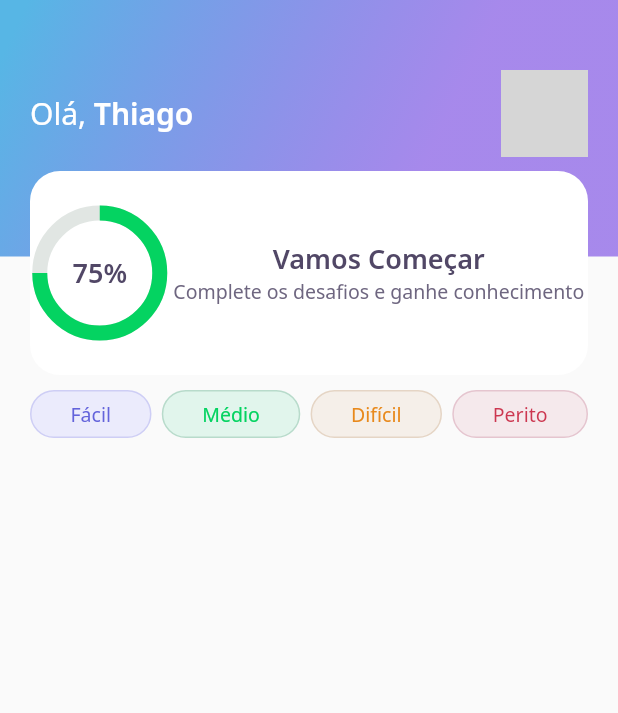
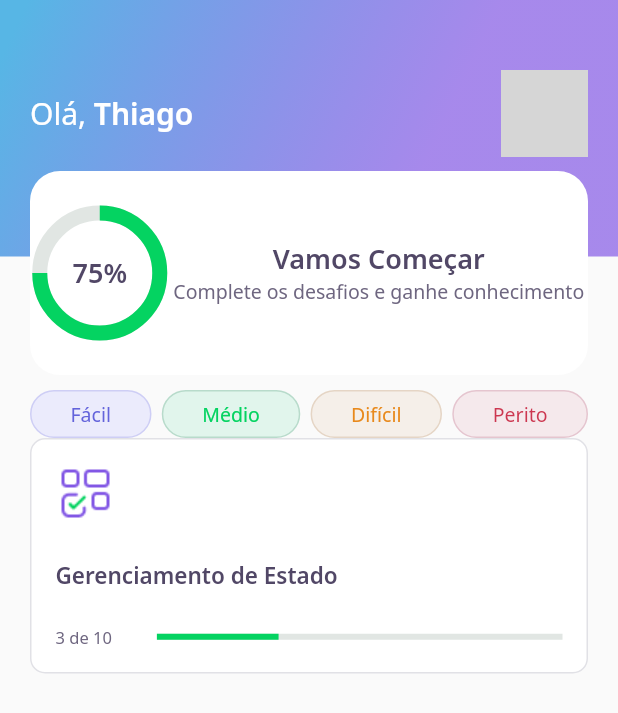
Before and after one commit to wstagf/NLW5-Flutter, a Flutter app: the screen it shows after launch, on a phone screen of 412 x 824 dp. Shown: the top 713 px of the screen. Run offline on Flutter 3.47's test engine with Material 2 defaults, Android fonts, the light colour scheme and no system bars; our stand-ins replace google_fonts; network calls fail; grey boxes are pictures that could not be loaded.

Commit message:
criado widget QuizCard

```diff
--- a/lib/home/home_page.dart
+++ b/lib/home/home_page.dart
@@ -1,4 +1,5 @@
 import 'package:devquizflutter/home/widget/level_button_widget/level_button_widget.dart';
+import 'package:devquizflutter/home/widget/quiz_card/quiz_card_widget.dart';
 import 'package:flutter/material.dart';
 
 import 'widget/appbar/app_bar_widget.dart';
@@ -17,7 +18,9 @@
         padding: const EdgeInsets.only(top: 10.0),
         child: Padding(
           padding: const EdgeInsets.symmetric(horizontal: 20.0),
-          child: Row(
+          child: Column(
+            children: [
+              Row(
                 mainAxisAlignment: MainAxisAlignment.spaceBetween,
                 children: [
                   LevelButtonWidget(
@@ -34,6 +37,9 @@
                   ),
                 ],
               ),
+              QuizCardwidget(),
+            ],
+          ),
         ),
       ),
     );
--- /dev/null
+++ b/lib/home/widget/quiz_card/quiz_card_widget.dart
@@ -0,0 +1,61 @@
+import 'package:devquizflutter/core/app_colors.dart';
+import 'package:devquizflutter/core/app_images.dart';
+import 'package:devquizflutter/core/app_text_styles.dart';
+import 'package:flutter/material.dart';
+
+class QuizCardwidget extends StatelessWidget {
+  @override
+  Widget build(BuildContext context) {
+    return Container(
+      padding: EdgeInsets.all(16),
+      decoration: BoxDecoration(
+        color: AppColors.white,
+        border: Border.fromBorderSide(
+          BorderSide(color: AppColors.border),
+        ),
+        borderRadius: BorderRadius.circular(10),
+      ),
+      child: Column(
+        crossAxisAlignment: CrossAxisAlignment.start,
+        children: [
+          Container(
+            height: 40,
+            width: 40,
+            child: Image.asset(AppImages.blocks),
+          ),
+          SizedBox(
+            height: 24,
+          ),
+          Text(
+            "Gerenciamento de Estado",
+            style: AppTextStyles.heading15,
+          ),
+          SizedBox(
+            height: 24,
+          ),
+          Row(
+            children: [
+              Expanded(
+                flex: 1,
+                child: Text(
+                  "3 de 10",
+                  style: AppTextStyles.body11,
+                ),
+              ),
+              Expanded(
+                flex: 4,
+                child: LinearProgressIndicator(
+                  value: 0.3,
+                  backgroundColor: AppColors.chartSecondary,
+                  valueColor: AlwaysStoppedAnimation<Color>(
+                    AppColors.chartPrimary,
+                  ),
+                ),
+              )
+            ],
+          )
+        ],
+      ),
+    );
+  }
+}
```
Lines whose indentation alone changed are shown as unchanged.
